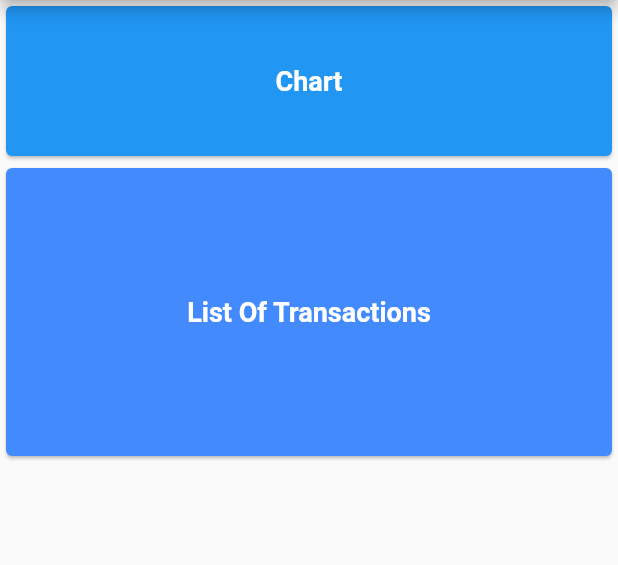
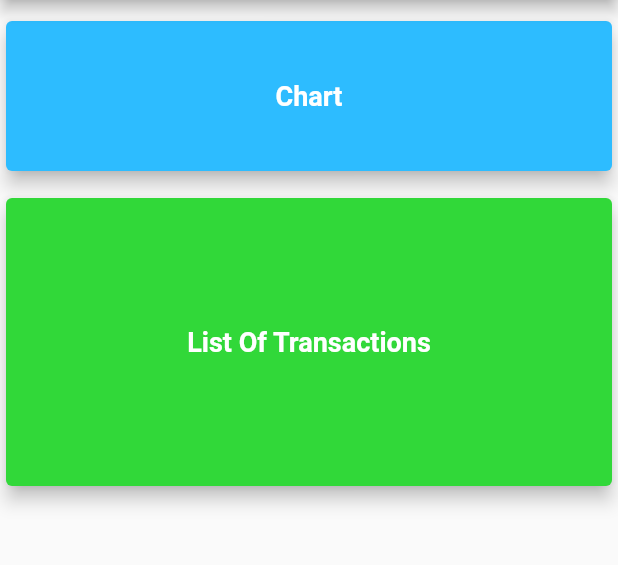
Before and after one commit to codeFaheem/flutter_expense_tracker, a Flutter app: the screen it shows after launch, on a phone screen of 412 x 824 dp, the part 84-649 px from its top. Run offline on Flutter 3.47's test engine with Material 2 defaults, Android fonts, the phone set to English and light mode, and no system bars.

```diff
--- a/lib/main.dart
+++ b/lib/main.dart
@@ -1,6 +1,8 @@
 // ignore_for_file: prefer_const_literals_to_create_immutables, prefer_const_constructors
 
 import 'package:flutter/material.dart';
+
+import './transaction.dart';
 
 void main() => runApp(const MyApp());
 
@@ -9,7 +11,7 @@ class MyApp extends StatelessWidget {
 
   @override
   Widget build(context) {
-    return const MaterialApp(
+    return MaterialApp(
       title: 'Flutter Expense Manager',
       home: MyHomePage(),
     );
@@ -17,7 +19,22 @@ class MyApp extends StatelessWidget {
 }
 
 class MyHomePage extends StatelessWidget {
-  const MyHomePage({Key? key}) : super(key: key);
+  MyHomePage({Key? key}) : super(key: key);
+
+  final List<Transaction> transactions = [
+    Transaction(
+      id: 'A1',
+      title: 'Food Order',
+      amount: 5,
+      date: DateTime.now(),
+    ),
+    Transaction(
+      id: 'A2',
+      title: 'Laptop Stand',
+      amount: 15,
+      date: DateTime.now(),
+    ),
+  ];
 
   @override
   Widget build(context) {
@@ -27,8 +44,10 @@ class MyHomePage extends StatelessWidget {
       ),
       body: Column(
         children: <Widget>[
+          SizedBox(height: 10),
           Card(
-            color: Colors.blue,
+            color: Color.fromARGB(255, 45, 188, 255),
+            elevation: 5,
             child: SizedBox(
               height: 100,
               width: double.infinity,
@@ -45,11 +64,13 @@ class MyHomePage extends StatelessWidget {
               ),
             ),
           ),
+          SizedBox(height: 10),
           SizedBox(
             height: 200,
             width: double.infinity,
             child: Card(
-              color: Colors.blueAccent,
+              color: Color.fromARGB(255, 49, 216, 57),
+              elevation: 5,
               child: Center(
                 child: Text(
                   'List Of Transactions',
--- /dev/null
+++ b/lib/transaction.dart
@@ -0,0 +1,13 @@
+class Transaction {
+  final String id;
+  final String title;
+  final double amount;
+  final DateTime date;
+
+  Transaction({
+    required this.id,
+    required this.title,
+    required this.amount,
+    required this.date,
+  });
+}
```
